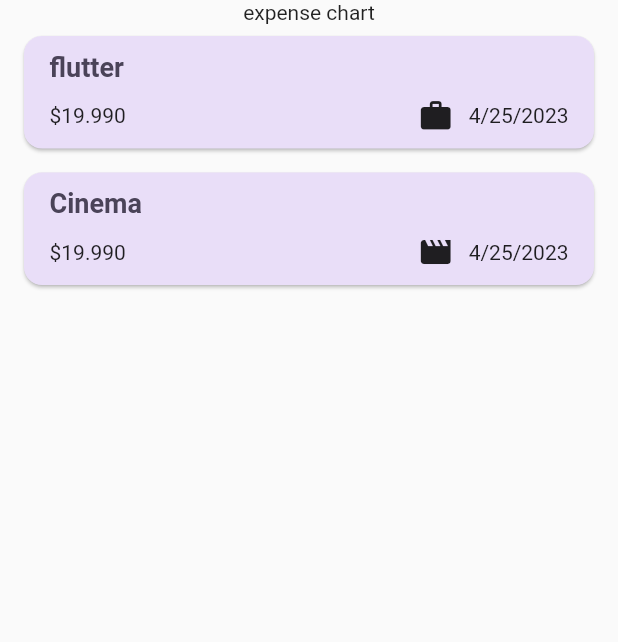
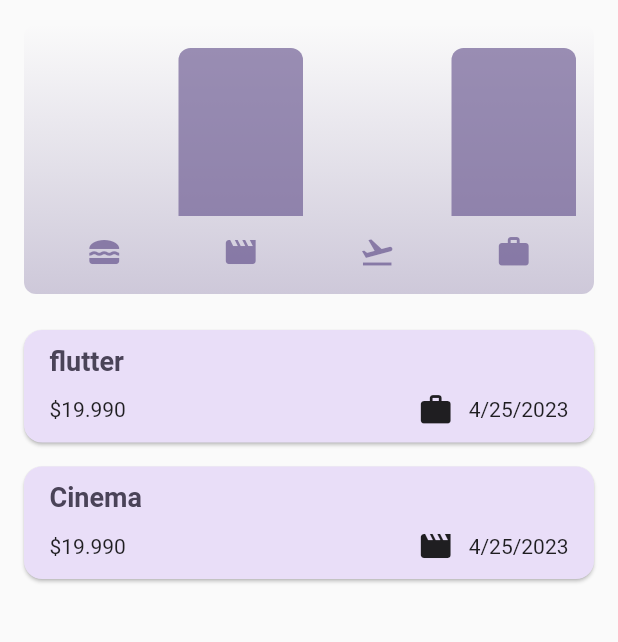
Before and after one commit to spector-0110/Expense-Planner, a Flutter app: the screen it shows after launch, on a phone screen of 412 x 824 dp, the part 84-726 px from its top. Run offline on Flutter 3.47's test engine with Material 2 defaults, Android fonts, the phone set to English and light mode, and no system bars.

Commit message:
dynamic chart bar added

```diff
--- a/lib/model/expense.dart
+++ b/lib/model/expense.dart
@@ -44,7 +44,7 @@ class ExpenseBucket {
   final Category category;
   final List<Expense> expenses;
   // getter function
-  double get totalExpense {
+  double get totalExpenses{
     double sum = 0;
     for (final expense in expenses) {
       sum += expense.amount;
--- /dev/null
+++ b/lib/widgets/chart/chart.dart
@@ -0,0 +1,34 @@
+import 'package:flutter/material.dart';
+
+class ChartBar extends StatelessWidget {
+  const ChartBar({
+    super.key,
+    required this.fill,
+  });
+
+  final double fill;
+
+  @override
+  Widget build(BuildContext context) {
+    final isDarkMode =
+        MediaQuery.of(context).platformBrightness == Brightness.dark;
+    return Expanded(
+      child: Padding(
+        padding: const EdgeInsets.symmetric(horizontal: 4),
+        child: FractionallySizedBox(
+          heightFactor: fill,
+          child: DecoratedBox(
+            decoration: BoxDecoration(
+              shape: BoxShape.rectangle,
+              borderRadius:
+                  const BorderRadius.vertical(top: Radius.circular(8)),
+              color: isDarkMode
+                  ? Theme.of(context).colorScheme.secondary
+                  : Theme.of(context).colorScheme.primary.withOpacity(0.65),
+            ),
+          ),
+        ),
+      ),
+    );
+  }
+}
--- /dev/null
+++ b/lib/widgets/chart/chart_bar.dart
@@ -0,0 +1,95 @@
+import 'package:flutter/material.dart';
+
+import 'package:expense_planner/widgets/chart/chart.dart';
+import 'package:expense_planner/model/expense.dart';
+
+class Chart extends StatelessWidget {
+  const Chart({super.key, required this.expenses});
+
+  final List<Expense> expenses;
+
+  List<ExpenseBucket> get buckets {
+    return [
+      ExpenseBucket.forCategory(Category.food, expenses),
+      ExpenseBucket.forCategory(Category.leisure, expenses),
+      ExpenseBucket.forCategory(Category.travel, expenses),
+      ExpenseBucket.forCategory(Category.work, expenses),
+    ];
+  }
+
+  double get maxTotalExpense {
+    double maxTotalExpense = 0;
+
+    for (final bucket in buckets) {
+      if (bucket.totalExpenses > maxTotalExpense) {
+        maxTotalExpense = bucket.totalExpenses;
+      }
+    }
+
+    return maxTotalExpense;
+  }
+
+  @override
+  Widget build(BuildContext context) {
+    final isDarkMode =
+        MediaQuery.of(context).platformBrightness == Brightness.dark;
+    return Container(
+      margin: const EdgeInsets.all(16),
+      padding: const EdgeInsets.symmetric(
+        vertical: 16,
+        horizontal: 8,
+      ),
+      width: double.infinity,
+      height: 180,
+      decoration: BoxDecoration(
+        borderRadius: BorderRadius.circular(8),
+        gradient: LinearGradient(
+          colors: [
+            Theme.of(context).colorScheme.primary.withOpacity(0.3),
+            Theme.of(context).colorScheme.primary.withOpacity(0.0)
+          ],
+          begin: Alignment.bottomCenter,
+          end: Alignment.topCenter,
+        ),
+      ),
+      child: Column(
+        children: [
+          Expanded(
+            child: Row(
+              crossAxisAlignment: CrossAxisAlignment.end,
+              children: [
+                for (final bucket in buckets) // alternative to map()
+                  ChartBar(
+                    fill: bucket.totalExpenses == 0
+                        ? 0
+                        : bucket.totalExpenses / maxTotalExpense,
+                  )
+              ],
+            ),
+          ),
+          const SizedBox(height: 12),
+          Row(
+            children: buckets
+                .map(
+                  (bucket) => Expanded(
+                    child: Padding(
+                      padding: const EdgeInsets.symmetric(horizontal: 4),
+                      child: Icon(
+                        categoryIcons[bucket.category],
+                        color: isDarkMode
+                            ? Theme.of(context).colorScheme.secondary
+                            : Theme.of(context)
+                                .colorScheme
+                                .primary
+                                .withOpacity(0.7),
+                      ),
+                    ),
+                  ),
+                )
+                .toList(),
+          )
+        ],
+      ),
+    );
+  }
+}
--- a/lib/widgets/expenses.dart
+++ b/lib/widgets/expenses.dart
@@ -1,4 +1,5 @@
 import 'package:expense_planner/main.dart';
+import 'package:expense_planner/widgets/chart/chart_bar.dart';
 import 'package:expense_planner/widgets/new_expenses.dart';
 import 'package:flutter/material.dart';
 import 'package:expense_planner/model/expense.dart';
@@ -88,7 +89,7 @@ class _ExpensesState extends State<Expenses> {
       ),
       body: Column(
         children: [
-          const Text('expense chart'),
+          Chart(expenses: _registeredExpense),
           Expanded(child: mainContent),
         ],
       ),
```
